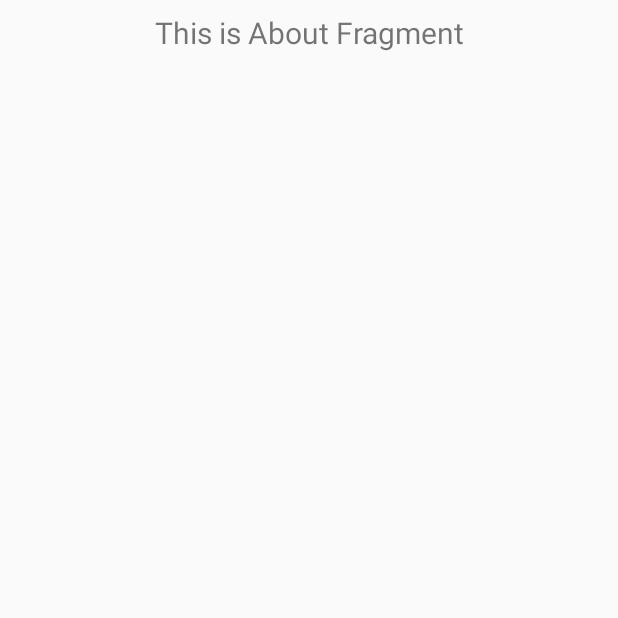
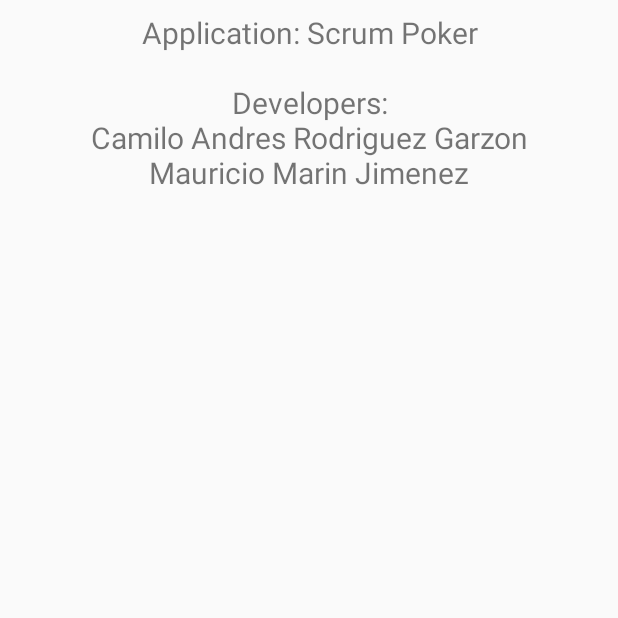
Before and after one commit to shenlkm/scrum-poker, an Android app: the fragment AboutFragment shown on its own in the app's theme, on a phone screen of 412 x 824 dp, the top half of it. Run offline under Robolectric (Android 15) with nearby library versions, the phone set to English and light mode, and no system bars.

Commit message:
change icons add link to settings

```diff
--- a/app/src/main/java/com/buildreams/scrumpoker/view/fragment/AboutFragment.kt
+++ b/app/src/main/java/com/buildreams/scrumpoker/view/fragment/AboutFragment.kt
@@ -20,13 +20,14 @@ class AboutFragment : Fragment() {
         container: ViewGroup?,
         savedInstanceState: Bundle?
     ): View? {
-        aboutViewModel =
-            ViewModelProviders.of(this).get(AboutViewModel::class.java)
-        val root = inflater.inflate(R.layout.fragment_about, container, false)
-        val textView: TextView = root.findViewById(R.id.text_gallery)
-        aboutViewModel.text.observe(this, Observer {
-            textView.text = it
-        })
-        return root
+        aboutViewModel = ViewModelProviders.of(this).get(AboutViewModel::class.java)
+        return inflater.inflate(R.layout.fragment_about, container, false)
+    }
+
+    override fun onViewCreated(view: View, savedInstanceState: Bundle?) {
+        super.onViewCreated(view, savedInstanceState)
+
+        val textView: TextView = view.findViewById(R.id.text_gallery)
+        textView.text = getString(R.string.about_info)
     }
 }
--- a/app/src/main/java/com/buildreams/scrumpoker/viewModel/AboutViewModel.kt
+++ b/app/src/main/java/com/buildreams/scrumpoker/viewModel/AboutViewModel.kt
@@ -6,8 +6,6 @@ import androidx.lifecycle.ViewModel
 
 class AboutViewModel : ViewModel() {
 
-    private val _text = MutableLiveData<String>().apply {
-        value = "This is About Fragment"
-    }
+    private val _text = MutableLiveData<String>()
     val text: LiveData<String> = _text
 }
--- a/app/src/main/res/drawable/side_nav_bar.xml
+++ b/app/src/main/res/drawable/side_nav_bar.xml
@@ -2,8 +2,8 @@
     android:shape="rectangle">
     <gradient
         android:angle="135"
-        android:centerColor="#009688"
-        android:endColor="#00695C"
-        android:startColor="#4DB6AC"
+        android:centerColor="@color/colorLightPurple"
+        android:endColor="@color/colorPrimaryDark"
+        android:startColor="@color/colorPrimary"
         android:type="linear" />
 </shape>
--- a/app/src/main/res/layout/nav_header_menu.xml
+++ b/app/src/main/res/layout/nav_header_menu.xml
@@ -10,7 +10,7 @@
     android:paddingTop="@dimen/activity_vertical_margin"
     android:paddingRight="@dimen/activity_horizontal_margin"
     android:paddingBottom="@dimen/activity_vertical_margin"
-    android:theme="@style/ThemeOverlay.AppCompat.Dark">
+    android:theme="@style/AppTheme">
 
     <ImageView
         android:id="@+id/imageView"
--- a/app/src/main/res/menu/activity_menu_drawer.xml
+++ b/app/src/main/res/menu/activity_menu_drawer.xml
@@ -6,11 +6,11 @@
     <group android:checkableBehavior="single">
         <item
             android:id="@+id/nav_dashboard"
-            android:icon="@drawable/ic_menu_camera"
+            android:icon="@drawable/ic_menu_home"
             android:title="@string/menu_dashboard" />
         <item
             android:id="@+id/nav_about"
-            android:icon="@drawable/ic_menu_gallery"
+            android:icon="@drawable/ic_menu_about"
             android:title="@string/menu_about" />
     </group>
 
--- a/app/src/main/res/values/strings.xml
+++ b/app/src/main/res/values/strings.xml
@@ -10,4 +10,5 @@
     <string name="action_settings">Settings</string>
     <string name="menu_dashboard">Dashboard</string>
     <string name="menu_about">About</string>
+    <string name="about_info">Application: Scrum Poker\n\nDevelopers:\nCamilo Andres Rodriguez Garzon\nMauricio Marin Jimenez</string>
 </resources>
```
Also changed, not shown: app/src/main/java/com/buildreams/scrumpoker/view/DashboardCardActivity.kt (+7 -0 lines), app/src/main/res/drawable/ic_menu_about.xml (added, +9 -0 lines), app/src/main/res/drawable/ic_menu_camera.xml (deleted, +0 -12 lines), app/src/main/res/drawable/ic_menu_gallery.xml (deleted, +0 -9 lines), app/src/main/res/drawable/ic_menu_home.xml (added, +9 -0 lines).
